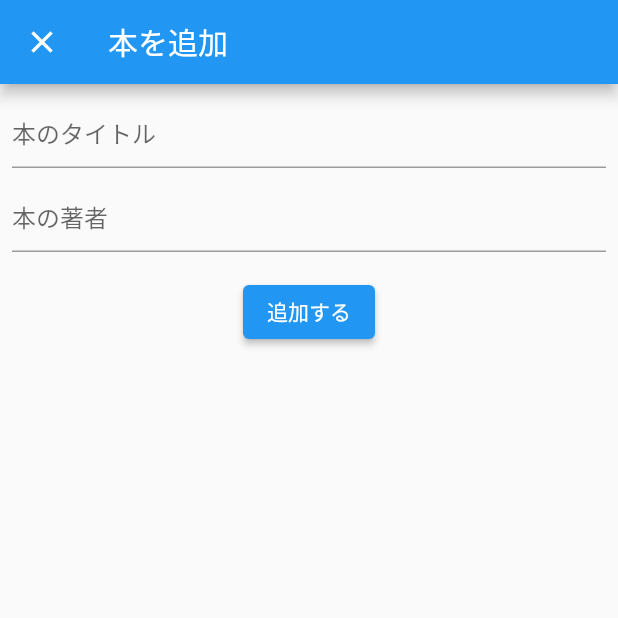
After one commit to masaya481/book-list-sample, a Flutter app: the screen it shows after launch, after a tap on the "add" icon, on a phone screen of 412 x 824 dp, the top half of it. The commit adds this screen. Run offline on Flutter 3.47's test engine with Material 2 defaults, Android fonts, the phone set to English and light mode, and no system bars; our stand-ins replace cloud_firestore, firebase_core; accounts and stored records are empty.

Commit message:
Split the screen into Page and Model using Provider

```diff
--- /dev/null
+++ b/lib/add_book/add_book_model.dart
@@ -0,0 +1,23 @@
+import 'package:cloud_firestore/cloud_firestore.dart';
+import 'package:flutter/material.dart';
+
+class AddBookModel extends ChangeNotifier {
+  String? title;
+  String? author;
+
+  Future addBook() async {
+    if (title == null || title == "") {
+      throw 'タイトルが入力されていません';
+    }
+
+    if (author == null || author!.isEmpty) {
+      throw '著者が入力されていません';
+    }
+
+    // firestoreに追加
+    await FirebaseFirestore.instance.collection('books').add({
+      'title': title,
+      'author': author,
+    });
+  }
+}
--- /dev/null
+++ b/lib/add_book/add_book_page.dart
@@ -0,0 +1,66 @@
+import 'package:book_list_sample/add_book/add_book_model.dart';
+import 'package:flutter/material.dart';
+import 'package:provider/provider.dart';
+
+class AddBookPage extends StatelessWidget {
+  @override
+  Widget build(BuildContext context) {
+    return ChangeNotifierProvider<AddBookModel>(
+      create: (_) => AddBookModel(),
+      child: Scaffold(
+        appBar: AppBar(
+          title: Text('本を追加'),
+        ),
+        body: Center(
+          child: Consumer<AddBookModel>(builder: (context, model, child) {
+            return Padding(
+              padding: const EdgeInsets.all(8.0),
+              child: Column(
+                children: [
+                  TextField(
+                    decoration: InputDecoration(
+                      hintText: '本のタイトル',
+                    ),
+                    onChanged: (text) {
+                      model.title = text;
+                    },
+                  ),
+                  SizedBox(
+                    height: 8,
+                  ),
+                  TextField(
+                    decoration: InputDecoration(
+                      hintText: '本の著者',
+                    ),
+                    onChanged: (text) {
+                      model.author = text;
+                    },
+                  ),
+                  SizedBox(
+                    height: 16,
+                  ),
+                  ElevatedButton(
+                    onPressed: () async {
+                      // 追加の処理
+                      try {
+                        await model.addBook();
+                        Navigator.of(context).pop(true);
+                      } catch (e) {
+                        final snackBar = SnackBar(
+                          backgroundColor: Colors.red,
+                          content: Text(e.toString()),
+                        );
+                        ScaffoldMessenger.of(context).showSnackBar(snackBar);
+                      }
+                    },
+                    child: Text('追加する'),
+                  ),
+                ],
+              ),
+            );
+          }),
+        ),
+      ),
+    );
+  }
+}
--- /dev/null
+++ b/lib/book_list/book_list_model.dart
@@ -0,0 +1,22 @@
+import 'package:book_list_sample/domain/book.dart';
+import 'package:cloud_firestore/cloud_firestore.dart';
+import 'package:flutter/material.dart';
+
+class BookListModel extends ChangeNotifier {
+  List<Book>? books;
+
+  void fetchBookList() async {
+    final QuerySnapshot snapshot =
+    await FirebaseFirestore.instance.collection('books').get();
+
+    final List<Book> books = snapshot.docs.map((DocumentSnapshot document) {
+      Map<String, dynamic> data = document.data() as Map<String, dynamic>;
+      final String title = data['title'];
+      final String author = data['author'];
+      return Book(title, author);
+    }).toList();
+
+    this.books = books;
+    notifyListeners();
+  }
+}
--- /dev/null
+++ b/lib/book_list/book_list_page.dart
@@ -0,0 +1,67 @@
+import 'package:book_list_sample/add_book/add_book_page.dart';
+import 'package:book_list_sample/book_list/book_list_model.dart';
+import 'package:book_list_sample/domain/book.dart';
+import 'package:flutter/material.dart';
+import 'package:provider/provider.dart';
+
+class BookListPage extends StatelessWidget {
+  @override
+  Widget build(BuildContext context) {
+    return ChangeNotifierProvider<BookListModel>(
+      create: (_) => BookListModel()..fetchBookList(),
+      child: Scaffold(
+        appBar: AppBar(
+          title: Text('本一覧'),
+        ),
+        body: Center(
+          child: Consumer<BookListModel>(builder: (context, model, child) {
+            final List<Book>? books = model.books;
+
+            if (books == null) {
+              return CircularProgressIndicator();
+            }
+
+            final List<Widget> widgets = books
+                .map(
+                  (book) => ListTile(
+                title: Text(book.title),
+                subtitle: Text(book.author),
+              ),
+            )
+                .toList();
+            return ListView(
+              children: widgets,
+            );
+          }),
+        ),
+        floatingActionButton:
+        Consumer<BookListModel>(builder: (context, model, child) {
+          return FloatingActionButton(
+            onPressed: () async {
+              // 画面遷移
+              final bool? added = await Navigator.push(
+                context,
+                MaterialPageRoute(
+                  builder: (context) => AddBookPage(),
+                  fullscreenDialog: true,
+                ),
+              );
+
+              if (added != null && added) {
+                final snackBar = SnackBar(
+                  backgroundColor: Colors.green,
+                  content: Text('本を追加しました'),
+                );
+                ScaffoldMessenger.of(context).showSnackBar(snackBar);
+              }
+
+              model.fetchBookList();
+            },
+            tooltip: 'Increment',
+            child: Icon(Icons.add),
+          );
+        }),
+      ),
+    );
+  }
+}
--- /dev/null
+++ b/lib/domain/book.dart
@@ -0,0 +1,5 @@
+class Book {
+  Book(this.title, this.author);
+  String title;
+  String author;
+}
--- a/lib/main.dart
+++ b/lib/main.dart
@@ -1,4 +1,4 @@
-import 'package:book_list_sample/book_list_page.dart';
+import 'package:book_list_sample/book_list/book_list_page.dart';
 import 'package:firebase_core/firebase_core.dart';
 import 'package:flutter/material.dart';
 
--- a/pubspec.yaml
+++ b/pubspec.yaml
@@ -36,6 +36,7 @@ dependencies:
   cupertino_icons: ^1.0.2
   firebase_core: ^1.11.0
   cloud_firestore: ^3.1.6
+  provider: ^6.0.2
 
 dev_dependencies:
   flutter_test:
```
Also changed, not shown: lib/book_list_page.dart (deleted, +0 -43 lines), pubspec.lock.
